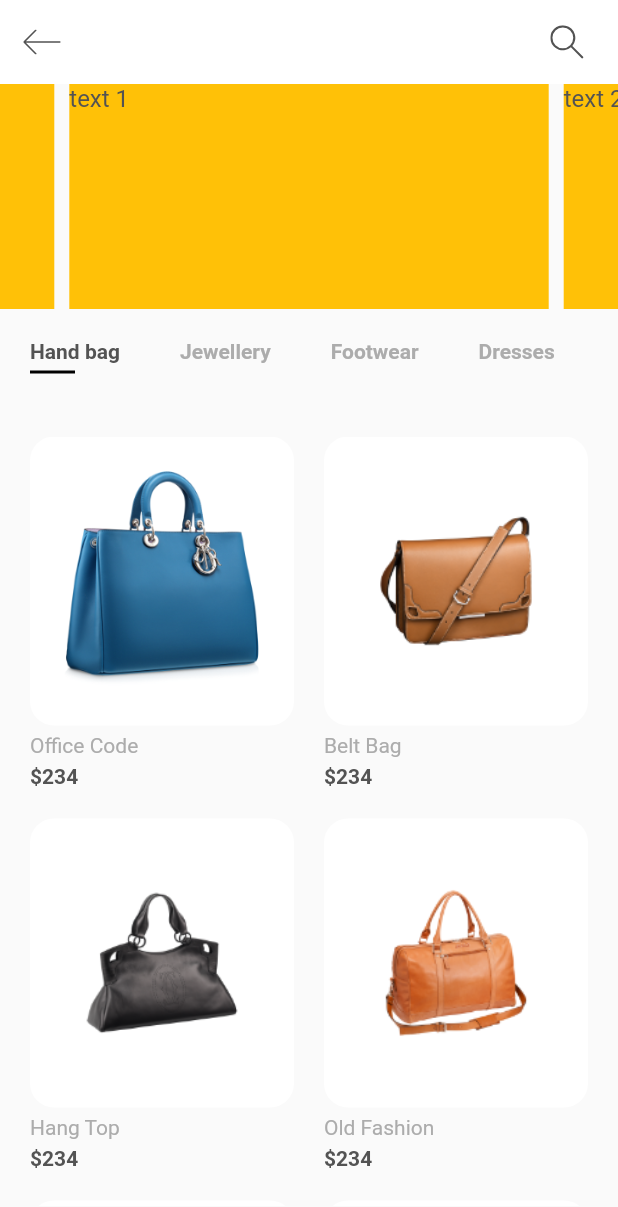
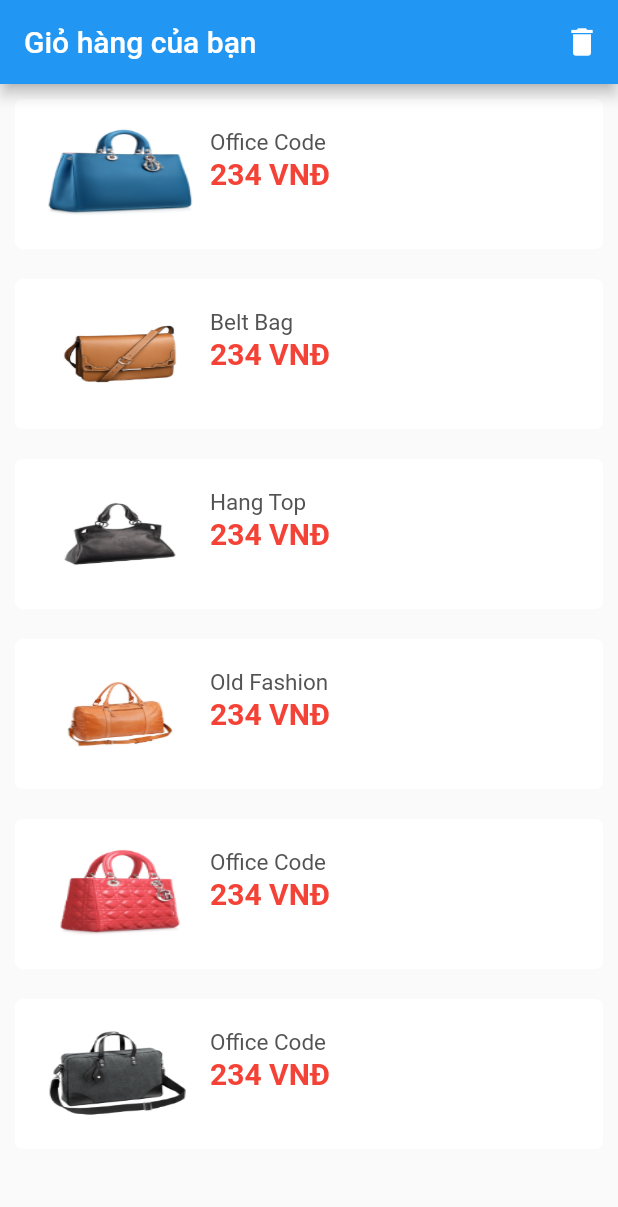
Before and after one commit to tranhiepnguyenhuy1999/shoppingMobileApp, a Flutter app: the screen it shows after launch, on a phone screen of 412 x 824 dp. Shown: the top 1207 px of the screen. Run offline on Flutter 3.47's test engine with Material 2 defaults, Android fonts, the phone set to English and light mode, and no system bars; drawn by our look-alikes of carousel_slider; our stand-ins replace flutter_svg, get; project files that could hold a hidden picture were left out.

Commit message:
[fe] add ShoppingCart

```diff
--- a/frontend/lib/main.dart
+++ b/frontend/lib/main.dart
@@ -2,6 +2,7 @@ import 'package:flutter/material.dart';
 import 'package:shop_app/constants.dart';
 import 'package:shop_app/screens/author/signIn_screen.dart';
 import 'package:shop_app/screens/home/home_screen.dart';
+import 'package:shop_app/screens/shopingCart/shoppingCart_screen.dart';
 
 void main() {
   runApp(MyApp());
@@ -18,7 +19,7 @@ class MyApp extends StatelessWidget {
         textTheme: Theme.of(context).textTheme.apply(bodyColor: kTextColor),
         visualDensity: VisualDensity.adaptivePlatformDensity,
       ),
-      home: HomeScreen(),
+      home: ShoppingCartScreen(),
     );
   }
 }
--- /dev/null
+++ b/frontend/lib/screens/shopingCart/component/body.dart
@@ -0,0 +1,21 @@
+import 'package:flutter/material.dart';
+import 'package:shop_app/screens/shopingCart/component/itemCard.dart';
+import 'package:shop_app/models/Product.dart';
+
+class Body extends StatefulWidget {
+  @override
+  State<Body> createState() => _BodyState();
+}
+
+class _BodyState extends State<Body> {
+
+  @override
+  Widget build(BuildContext context) {
+    return Container(
+      child: ListView.builder(
+        itemCount: products.length,
+        itemBuilder: (context, index)=>ItemCard(item: products[index]),
+      )
+    );
+  }
+}
--- /dev/null
+++ b/frontend/lib/screens/shopingCart/component/itemCard.dart
@@ -0,0 +1,53 @@
+import 'package:flutter/material.dart';
+import 'package:shop_app/models/Product.dart';
+
+class ItemCard extends StatelessWidget {
+  final Product item;
+
+  const ItemCard({
+    Key key,
+    this.item,
+  }) : super(key: key);
+
+  @override
+  Widget build(BuildContext context) {
+    return Padding(
+    padding: const EdgeInsets.all(10.0),
+    child: Container(
+      padding: EdgeInsets.all(20),
+      width: double.maxFinite,
+      height: 100,
+      decoration: BoxDecoration(
+        color: Colors.white,
+        borderRadius:  BorderRadius.circular(5)
+      ),
+      child: Row(
+        children: [
+          Container(
+            width: 100,
+            height: 80,
+            decoration: BoxDecoration(
+              image: DecorationImage(
+                image:  AssetImage(item.image),
+                fit: BoxFit.fill
+              )
+            ),
+          ),
+          Expanded(child:
+           Padding(
+             padding: const EdgeInsets.only(left: 10.0),
+             child: Column(
+               crossAxisAlignment: CrossAxisAlignment.start,
+               children: [
+                 Text("${item.title}", style: TextStyle(fontSize: 15)),
+                 Text("${item.price} VNĐ",style: TextStyle(fontWeight: FontWeight.bold, fontSize: 20, color: Colors.red))
+               ]
+             ),
+           )
+          )
+        ],
+      ) ,
+    ),
+    );
+  }
+}
--- /dev/null
+++ b/frontend/lib/screens/shopingCart/shoppingCart_screen.dart
@@ -0,0 +1,17 @@
+import 'package:flutter/material.dart';
+import 'package:shop_app/screens/shopingCart/component/body.dart';
+
+class ShoppingCartScreen extends StatelessWidget {
+  @override
+  Widget build(BuildContext context) {
+    return Scaffold(
+      appBar: AppBar(
+        title: Text("Giỏ hàng của bạn"),
+        actions: [
+          IconButton(onPressed: (){}, icon: Icon(Icons.delete))
+        ],
+      ),
+      body: Body(),
+    );
+  }
+}
```
